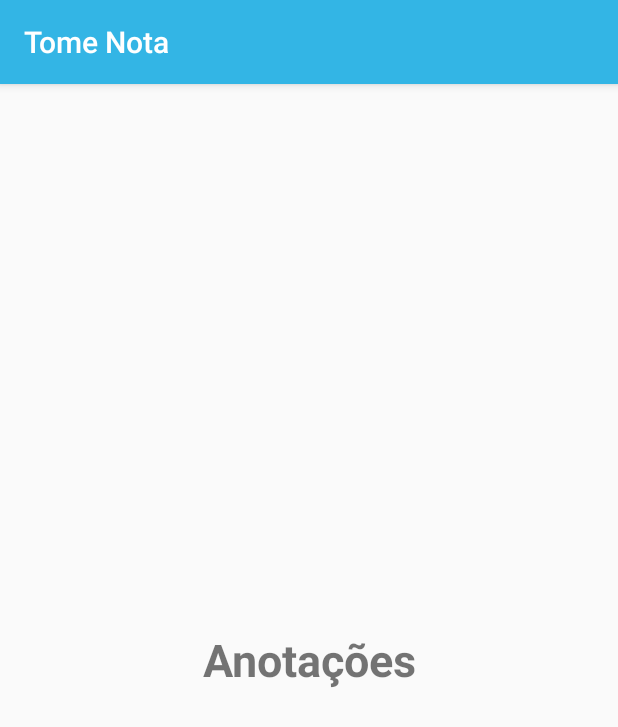
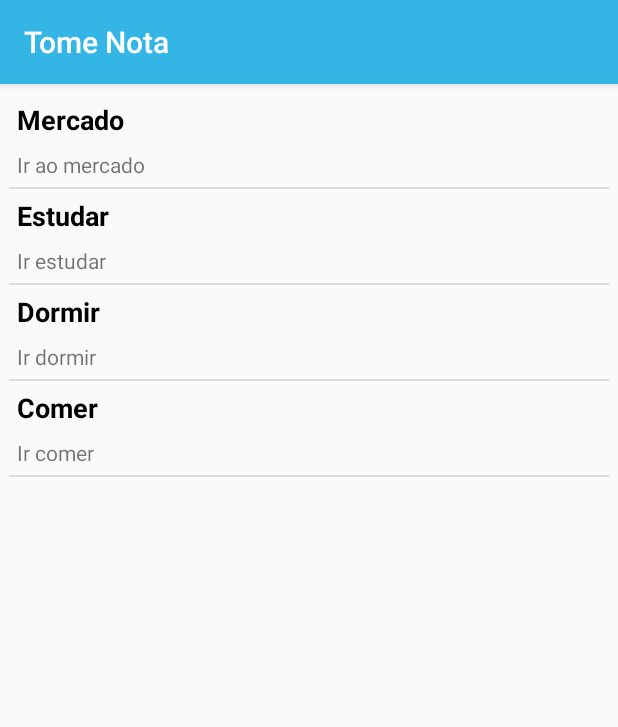
Before and after one commit to FerreirinhaJean/tome-nota, an Android app: the fragment AnotacoesFragment shown on its own in the app's theme, on a phone screen of 412 x 824 dp. Shown: the top 727 px of the screen. Run offline under Robolectric (Android 15) with nearby library versions, the phone set to English and light mode, and no system bars.

Commit message:
RecyclerView Anotacoes criado

```diff
--- a/app/src/main/java/com/takenote/tomenota/controller/activity/MainActivity.java
+++ b/app/src/main/java/com/takenote/tomenota/controller/activity/MainActivity.java
@@ -38,7 +38,6 @@ public class MainActivity extends IntroActivity {
 
     }
 
-
     public void btnComecar(View view) {
         startActivity(new Intent(MainActivity.this, PrincipalActivity.class));
         finish();
--- /dev/null
+++ b/app/src/main/java/com/takenote/tomenota/controller/adapter/AdapterAnotacoes.java
@@ -0,0 +1,56 @@
+package com.takenote.tomenota.controller.adapter;
+
+import android.view.LayoutInflater;
+import android.view.View;
+import android.view.ViewGroup;
+import android.widget.TextView;
+
+import androidx.annotation.NonNull;
+import androidx.recyclerview.widget.RecyclerView;
+
+import com.takenote.tomenota.R;
+import com.takenote.tomenota.model.entities.Anotacao;
+
+import java.util.List;
+
+public class AdapterAnotacoes extends RecyclerView.Adapter<AdapterAnotacoes.MyViewHolder> {
+
+    private List<Anotacao> listaAnotacoes;
+
+    public AdapterAnotacoes(List<Anotacao> listaAnotacoes) {
+        this.listaAnotacoes = listaAnotacoes;
+    }
+
+    @NonNull
+    @Override
+    public MyViewHolder onCreateViewHolder(@NonNull ViewGroup parent, int viewType) {
+
+        View view = LayoutInflater.from(parent.getContext()).inflate(R.layout.lista_anotacoes_adapter, parent, false);
+
+        return new MyViewHolder(view);
+    }
+
+    @Override
+    public void onBindViewHolder(@NonNull MyViewHolder holder, int position) {
+        Anotacao anotacao = listaAnotacoes.get(position);
+        holder.tvTitulo.setText(anotacao.getTitulo());
+        holder.tvAnotacao.setText(anotacao.getAnotacao());
+
+    }
+
+    @Override
+    public int getItemCount() {
+        return listaAnotacoes.size();
+    }
+
+    public class MyViewHolder extends RecyclerView.ViewHolder {
+
+        TextView tvTitulo, tvAnotacao;
+
+        public MyViewHolder(@NonNull View itemView) {
+            super(itemView);
+            tvTitulo = itemView.findViewById(R.id.tvTitulo);
+            tvAnotacao = itemView.findViewById(R.id.tvAnotacao);
+        }
+    }
+}
--- a/app/src/main/java/com/takenote/tomenota/controller/fragment/AnotacoesFragment.java
+++ b/app/src/main/java/com/takenote/tomenota/controller/fragment/AnotacoesFragment.java
@@ -1,20 +1,36 @@
 package com.takenote.tomenota.controller.fragment;
 
 
+import android.content.Context;
 import android.os.Bundle;
 
+import androidx.annotation.Nullable;
 import androidx.fragment.app.Fragment;
+import androidx.recyclerview.widget.DividerItemDecoration;
+import androidx.recyclerview.widget.LinearLayoutManager;
+import androidx.recyclerview.widget.RecyclerView;
 
 import android.view.LayoutInflater;
 import android.view.View;
 import android.view.ViewGroup;
+import android.widget.LinearLayout;
+import android.widget.TextView;
 
 import com.takenote.tomenota.R;
+import com.takenote.tomenota.controller.activity.MainActivity;
+import com.takenote.tomenota.controller.adapter.AdapterAnotacoes;
+import com.takenote.tomenota.model.entities.Anotacao;
+
+import java.util.ArrayList;
+import java.util.List;
 
 /**
  * A simple {@link Fragment} subclass.
  */
 public class AnotacoesFragment extends Fragment {
+
+    private RecyclerView recyclerAnotacoes;
+    private AdapterAnotacoes adapterAnotacoes;
 
 
     public AnotacoesFragment() {
@@ -25,8 +41,34 @@ public class AnotacoesFragment extends Fragment {
     @Override
     public View onCreateView(LayoutInflater inflater, ViewGroup container,
                              Bundle savedInstanceState) {
-        // Inflate the layout for this fragment
-        return inflater.inflate(R.layout.fragment_anotacoes, container, false);
+
+        View view = inflater.inflate(R.layout.fragment_anotacoes, container, false);
+        recyclerAnotacoes = view.findViewById(R.id.recyclerAnotacoes);
+
+        return view;
+
+    }
+
+    @Override
+    public void onStart() {
+        super.onStart();
+        carregaAnotacoes();
+    }
+
+    public void carregaAnotacoes() {
+        List<Anotacao> listaAnotacoes = new ArrayList<>();
+        listaAnotacoes.add(new Anotacao("Mercado", "Ir ao mercado"));
+        listaAnotacoes.add(new Anotacao("Estudar", "Ir estudar"));
+        listaAnotacoes.add(new Anotacao("Dormir", "Ir dormir"));
+        listaAnotacoes.add(new Anotacao("Comer", "Ir comer"));
+
+        adapterAnotacoes = new AdapterAnotacoes(listaAnotacoes);
+
+        RecyclerView.LayoutManager layoutManager = new LinearLayoutManager(getContext());
+        recyclerAnotacoes.setLayoutManager(layoutManager);
+        recyclerAnotacoes.setHasFixedSize(true);
+        recyclerAnotacoes.addItemDecoration(new DividerItemDecoration(getContext(), LinearLayout.VERTICAL));
+        recyclerAnotacoes.setAdapter(adapterAnotacoes);
     }
 
 }
--- a/app/src/main/java/com/takenote/tomenota/model/Tarefa.java
+++ /dev/null
@@ -1,4 +0,0 @@
-package com.takenote.tomenota.model;
-
-public class Tarefa {
-}
--- /dev/null
+++ b/app/src/main/java/com/takenote/tomenota/model/entities/Anotacao.java
@@ -0,0 +1,37 @@
+package com.takenote.tomenota.model.entities;
+
+public class Anotacao {
+
+    private int id;
+    private String titulo;
+    private String anotacao;
+
+    public Anotacao(String titulo, String anotacao) {
+        this.titulo = titulo;
+        this.anotacao = anotacao;
+    }
+
+    public int getId() {
+        return id;
+    }
+
+    public void setId(int id) {
+        this.id = id;
+    }
+
+    public String getTitulo() {
+        return titulo;
+    }
+
+    public void setTitulo(String titulo) {
+        this.titulo = titulo;
+    }
+
+    public String getAnotacao() {
+        return anotacao;
+    }
+
+    public void setAnotacao(String anotacao) {
+        this.anotacao = anotacao;
+    }
+}
--- /dev/null
+++ b/app/src/main/java/com/takenote/tomenota/model/entities/Tarefa.java
@@ -0,0 +1,4 @@
+package com.takenote.tomenota.model.entities;
+
+public class Tarefa {
+}
--- a/app/src/main/res/layout/fragment_anotacoes.xml
+++ b/app/src/main/res/layout/fragment_anotacoes.xml
@@ -1,17 +1,25 @@
 <?xml version="1.0" encoding="utf-8"?>
-<FrameLayout xmlns:android="http://schemas.android.com/apk/res/android"
+<androidx.constraintlayout.widget.ConstraintLayout xmlns:android="http://schemas.android.com/apk/res/android"
+    xmlns:app="http://schemas.android.com/apk/res-auto"
     xmlns:tools="http://schemas.android.com/tools"
     android:layout_width="match_parent"
     android:layout_height="match_parent"
+    android:orientation="vertical"
     tools:context=".controller.fragment.AnotacoesFragment">
 
-    <!-- TODO: Update blank fragment layout -->
-    <TextView
-        android:layout_width="match_parent"
-        android:layout_height="match_parent"
-        android:gravity="center"
-        android:text="Anotações"
-        android:textSize="30sp"
-        android:textStyle="bold" />
-
-</FrameLayout>
+    <androidx.recyclerview.widget.RecyclerView
+        android:id="@+id/recyclerAnotacoes"
+        android:layout_width="0dp"
+        android:layout_height="0dp"
+        android:layout_margin="6dp"
+        android:layout_marginStart="6dp"
+        android:layout_marginLeft="6dp"
+        android:layout_marginTop="6dp"
+        android:layout_marginEnd="6dp"
+        android:layout_marginRight="6dp"
+        android:layout_marginBottom="6dp"
+        app:layout_constraintBottom_toBottomOf="parent"
+        app:layout_constraintEnd_toEndOf="parent"
+        app:layout_constraintStart_toStartOf="parent"
+        app:layout_constraintTop_toTopOf="parent" />
+</androidx.constraintlayout.widget.ConstraintLayout>
--- /dev/null
+++ b/app/src/main/res/layout/lista_anotacoes_adapter.xml
@@ -0,0 +1,26 @@
+<?xml version="1.0" encoding="utf-8"?>
+<LinearLayout xmlns:android="http://schemas.android.com/apk/res/android"
+    xmlns:app="http://schemas.android.com/apk/res-auto"
+    xmlns:tools="http://schemas.android.com/tools"
+    android:layout_width="match_parent"
+    android:layout_height="wrap_content"
+    android:layout_margin="5dp"
+    android:orientation="vertical">
+
+    <TextView
+        android:id="@+id/tvTitulo"
+        android:layout_width="match_parent"
+        android:layout_height="wrap_content"
+        android:layout_marginBottom="8dp"
+        android:text="Titulo"
+        android:textColor="@android:color/black"
+        android:textSize="18sp"
+        android:textStyle="bold" />
+
+    <TextView
+        android:id="@+id/tvAnotacao"
+        android:layout_width="match_parent"
+        android:layout_height="wrap_content"
+        android:text="Anotacao"
+        android:textSize="14sp" />
+</LinearLayout>
```
Also changed, not shown: app/src/main/java/com/takenote/tomenota/controller/activity/NovaAnotacaoActivity.java (+11 -2 lines), app/src/main/java/com/takenote/tomenota/model/helper/AnotacaoDAO.java (added, +53 -0 lines), app/src/main/java/com/takenote/tomenota/model/helper/db/Db.java (added, +44 -0 lines), app/src/main/java/com/takenote/tomenota/model/helper/impl/IAnotacaoDao.java (added, +17 -0 lines).
